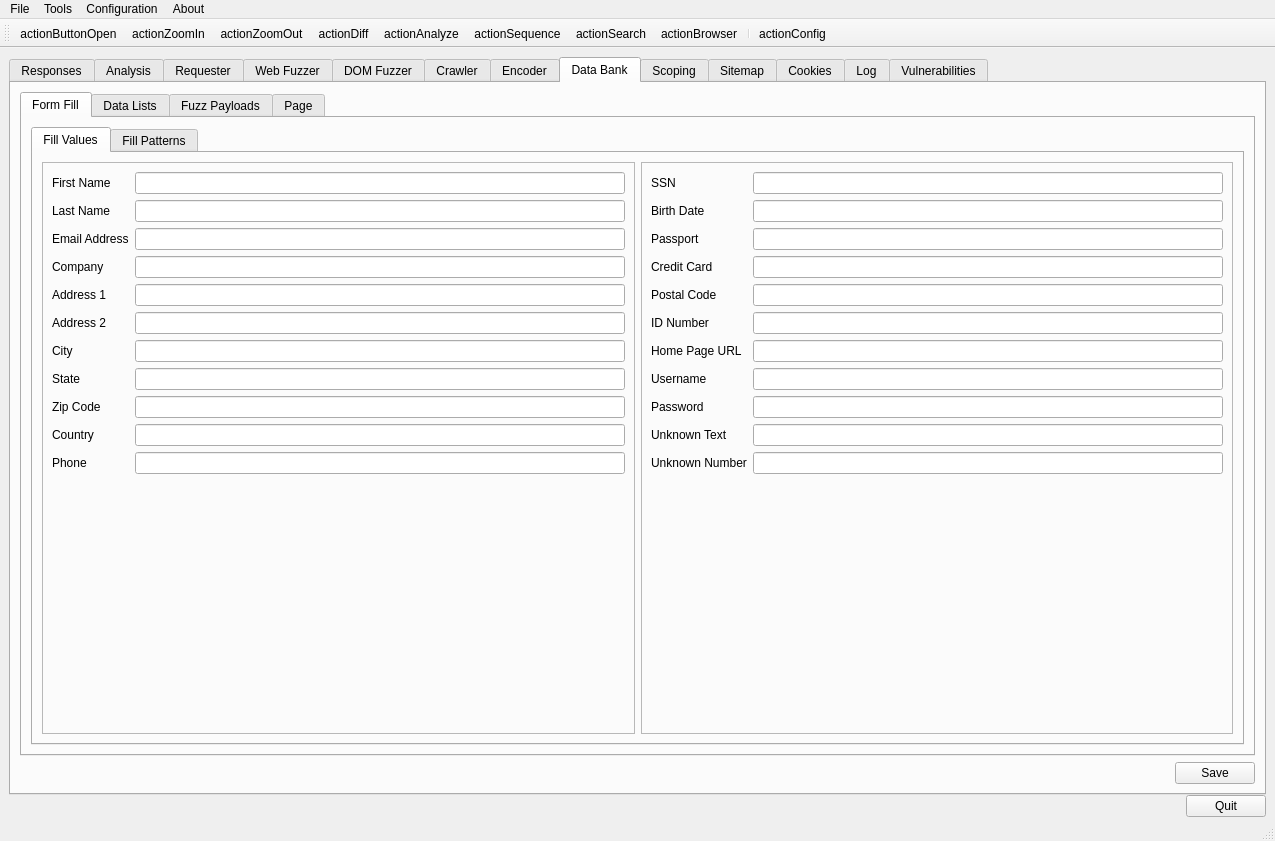
Averroes/raft, file ui/RaftMain.ui: the form before one commit.
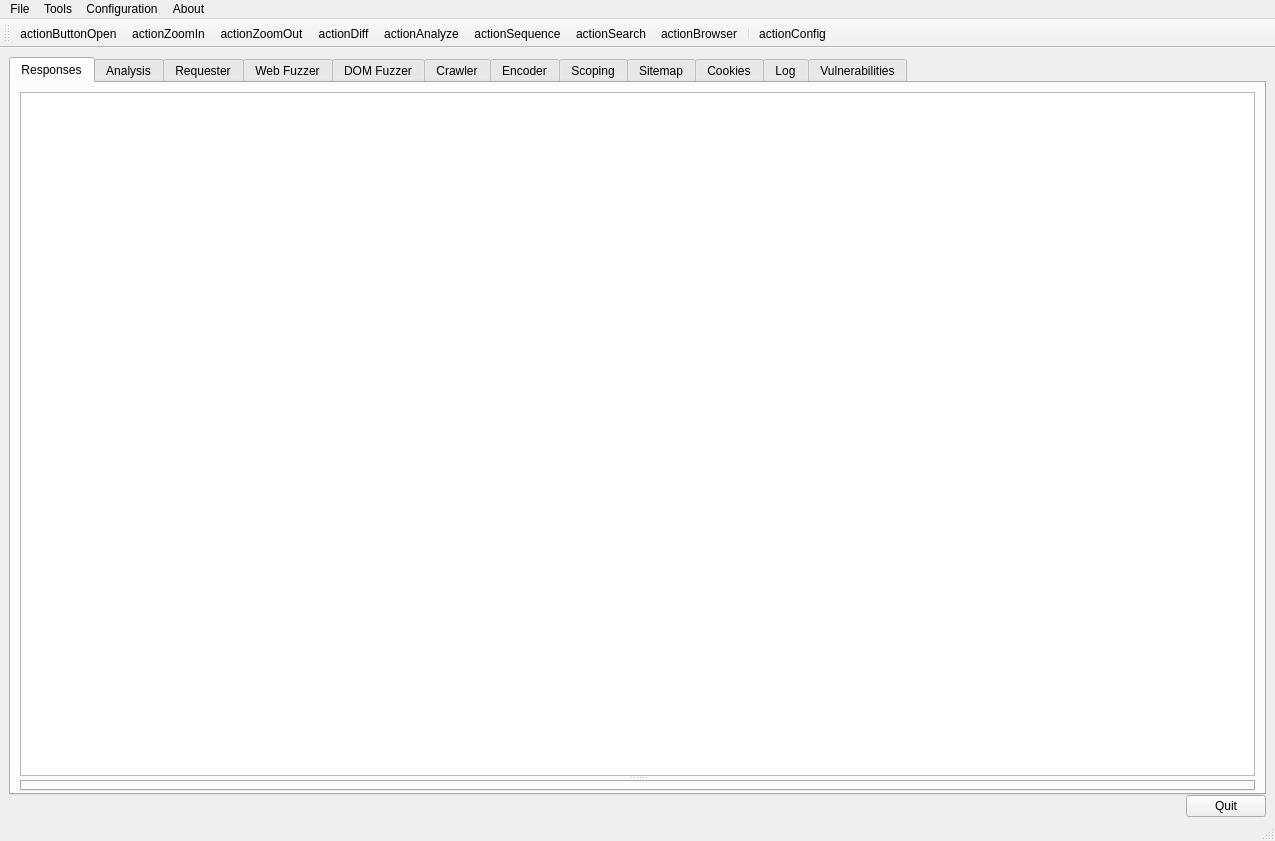
The form after the commit. The open tabs and pages were chosen to show the change. Icons and pictures are not drawn.

Commit message: Moved DataBank to Config dialog

Diff of the .ui file:
```diff
--- a/ui/RaftMain.ui
+++ b/ui/RaftMain.ui
@@ -1989,602 +1989,6 @@
         </item>
        </layout>
       </widget>
-      <widget class="QWidget" name="tabMainDataBank">
-       <attribute name="title">
-        <string>Data Bank</string>
-       </attribute>
-       <layout class="QVBoxLayout" name="verticalLayout_33">
-        <item>
-         <widget class="QTabWidget" name="tabDataBank">
-          <property name="currentIndex">
-           <number>0</number>
-          </property>
-          <widget class="QWidget" name="tabDataBankFormFill">
-           <attribute name="title">
-            <string>Form Fill</string>
-           </attribute>
-           <layout class="QVBoxLayout" name="verticalLayout_34">
-            <item>
-             <widget class="QTabWidget" name="tabWidgetDataBankFormFill">
-              <property name="currentIndex">
-               <number>0</number>
-              </property>
-              <widget class="QWidget" name="tabDataBankFormFillValues">
-               <attribute name="title">
-                <string>Fill Values</string>
-               </attribute>
-               <layout class="QGridLayout" name="gridLayout">
-                <item row="0" column="0">
-                 <widget class="QFrame" name="frame_8">
-                  <property name="frameShape">
-                   <enum>QFrame::StyledPanel</enum>
-                  </property>
-                  <property name="frameShadow">
-                   <enum>QFrame::Raised</enum>
-                  </property>
-                  <layout class="QFormLayout" name="formLayout_4">
-                   <item row="0" column="0">
-                    <widget class="QLabel" name="label_21">
-                     <property name="text">
-                      <string>First Name</string>
-                     </property>
-                    </widget>
-                   </item>
-                   <item row="0" column="1">
-                    <widget class="QLineEdit" name="formFillFirstNameEdit"/>
-                   </item>
-                   <item row="1" column="0">
-                    <widget class="QLabel" name="label_22">
-                     <property name="text">
-                      <string>Last Name</string>
-                     </property>
-                    </widget>
-                   </item>
-                   <item row="1" column="1">
-                    <widget class="QLineEdit" name="formFillLastNameEdit"/>
-                   </item>
-                   <item row="2" column="0">
-                    <widget class="QLabel" name="label_23">
-                     <property name="text">
-                      <string>Email Address</string>
-                     </property>
-                    </widget>
-                   </item>
-                   <item row="2" column="1">
-                    <widget class="QLineEdit" name="formFillEmailAddressEdit"/>
-                   </item>
-                   <item row="3" column="0">
-                    <widget class="QLabel" name="label_24">
-                     <property name="text">
-                      <string>Company</string>
-                     </property>
-                    </widget>
-                   </item>
-                   <item row="3" column="1">
-                    <widget class="QLineEdit" name="formFillCompanyEdit"/>
-                   </item>
-                   <item row="4" column="0">
-                    <widget class="QLabel" name="label_25">
-                     <property name="text">
-                      <string>Address 1</string>
-                     </property>
-                    </widget>
-                   </item>
-                   <item row="4" column="1">
-                    <widget class="QLineEdit" name="formFillAddress1Edit"/>
-                   </item>
-                   <item row="5" column="0">
-                    <widget class="QLabel" name="label_26">
-                     <property name="text">
-                      <string>Address 2</string>
-                     </property>
-                    </widget>
-                   </item>
-                   <item row="5" column="1">
-                    <widget class="QLineEdit" name="formFillAddress2Edit"/>
-                   </item>
-                   <item row="6" column="0">
-                    <widget class="QLabel" name="label_27">
-                     <property name="text">
-                      <string>City</string>
-                     </property>
-                    </widget>
-                   </item>
-                   <item row="6" column="1">
-                    <widget class="QLineEdit" name="formFillCityEdit"/>
-                   </item>
-                   <item row="7" column="0">
-                    <widget class="QLabel" name="label_28">
-                     <property name="text">
-                      <string>State</string>
-                     </property>
-                    </widget>
-                   </item>
-                   <item row="7" column="1">
-                    <widget class="QLineEdit" name="formFillStateEdit"/>
-                   </item>
-                   <item row="8" column="0">
-                    <widget class="QLabel" name="label_29">
-                     <property name="text">
-                      <string>Zip Code</string>
-                     </property>
-                    </widget>
-                   </item>
-                   <item row="8" column="1">
-                    <widget class="QLineEdit" name="formFillZipCodeEdit"/>
-                   </item>
-                   <item row="9" column="0">
-                    <widget class="QLabel" name="label_30">
-                     <property name="text">
-                      <string>Country</string>
-                     </property>
-                    </widget>
-                   </item>
-                   <item row="9" column="1">
-                    <widget class="QLineEdit" name="formFillCountryEdit"/>
-                   </item>
-                   <item row="10" column="0">
-                    <widget class="QLabel" name="label_31">
-                     <property name="text">
-                      <string>Phone</string>
-                     </property>
-                    </widget>
-                   </item>
-                   <item row="10" column="1">
-                    <widget class="QLineEdit" name="formFillPhoneEdit"/>
-                   </item>
-                  </layout>
-                 </widget>
-                </item>
-                <item row="0" column="1">
-                 <widget class="QFrame" name="frame_9">
-                  <property name="frameShape">
-                   <enum>QFrame::StyledPanel</enum>
-                  </property>
-                  <property name="frameShadow">
-                   <enum>QFrame::Raised</enum>
-                  </property>
-                  <layout class="QFormLayout" name="formLayout_5">
-                   <item row="0" column="0">
-                    <widget class="QLabel" name="label_32">
-                     <property name="text">
-                      <string>SSN</string>
-                     </property>
-                    </widget>
-                   </item>
-                   <item row="0" column="1">
-                    <widget class="QLineEdit" name="formFillSSNEdit"/>
-                   </item>
-                   <item row="1" column="0">
-                    <widget class="QLabel" name="label_33">
-                     <property name="text">
-                      <string>Birth Date</string>
-                     </property>
-                    </widget>
-                   </item>
-                   <item row="1" column="1">
-                    <widget class="QLineEdit" name="formFillBirthDateEdit"/>
-                   </item>
-                   <item row="2" column="0">
-                    <widget class="QLabel" name="label_34">
-                     <property name="text">
-                      <string>Passport</string>
-                     </property>
-                    </widget>
-                   </item>
-                   <item row="2" column="1">
-                    <widget class="QLineEdit" name="formFillPassportEdit"/>
-                   </item>
-                   <item row="3" column="0">
-                    <widget class="QLabel" name="label_35">
-                     <property name="text">
-                      <string>Credit Card</string>
-                     </property>
-                    </widget>
-                   </item>
-                   <item row="3" column="1">
-                    <widget class="QLineEdit" name="formFillCreditCardEdit"/>
-                   </item>
-                   <item row="4" column="0">
-                    <widget class="QLabel" name="label_36">
-                     <property name="text">
-                      <string>Postal Code</string>
-                     </property>
-                    </widget>
-                   </item>
-                   <item row="4" column="1">
-                    <widget class="QLineEdit" name="formFillPostalCodeEdit"/>
-                   </item>
-                   <item row="5" column="0">
-                    <widget class="QLabel" name="label_37">
-                     <property name="text">
-                      <string>ID Number</string>
-                     </property>
-                    </widget>
-                   </item>
-                   <item row="5" column="1">
-                    <widget class="QLineEdit" name="formFillIDNumberEdit"/>
-                   </item>
-                   <item row="6" column="0">
-                    <widget class="QLabel" name="label_38">
-                     <property name="text">
-                      <string>Home Page URL</string>
-                     </property>
-                    </widget>
-                   </item>
-                   <item row="6" column="1">
-                    <widget class="QLineEdit" name="formFillHomePageUrlEdit"/>
-                   </item>
-                   <item row="7" column="0">
-                    <widget class="QLabel" name="label_39">
-                     <property name="text">
-                      <string>Username</string>
-                     </property>
-                    </widget>
-                   </item>
-                   <item row="7" column="1">
-                    <widget class="QLineEdit" name="formFillUsernameEdit"/>
-                   </item>
-                   <item row="8" column="0">
-                    <widget class="QLabel" name="label_40">
-                     <property name="text">
-                      <string>Password</string>
-                     </property>
-                    </widget>
-                   </item>
-                   <item row="8" column="1">
-                    <widget class="QLineEdit" name="formFillPasswordEdit"/>
-                   </item>
-                   <item row="9" column="0">
-                    <widget class="QLabel" name="label_41">
-                     <property name="text">
-                      <string>Unknown Text</string>
-                     </property>
-                    </widget>
-                   </item>
-                   <item row="9" column="1">
-                    <widget class="QLineEdit" name="formFillUnknownTextEdit"/>
-                   </item>
-                   <item row="10" column="0">
-                    <widget class="QLabel" name="label_42">
-                     <property name="text">
-                      <string>Unknown Number</string>
-                     </property>
-                    </widget>
-                   </item>
-                   <item row="10" column="1">
-                    <widget class="QLineEdit" name="formFillUnknownNumberEdit"/>
-                   </item>
-                  </layout>
-                 </widget>
-                </item>
-               </layout>
-              </widget>
-              <widget class="QWidget" name="tabDataBankFormFillPatterns">
-               <attribute name="title">
-                <string>Fill Patterns</string>
-               </attribute>
-               <layout class="QGridLayout" name="gridLayout_fillpatterns">
-                <item row="0" column="0">
-                 <widget class="QFrame" name="frame_8_fillpatterns">
-                  <property name="frameShape">
-                   <enum>QFrame::StyledPanel</enum>
-                  </property>
-                  <property name="frameShadow">
-                   <enum>QFrame::Raised</enum>
-                  </property>
-                  <layout class="QFormLayout" name="formLayout_4_fillpatterns">
-                   <item row="0" column="0">
-                    <widget class="QLabel" name="label_fillpatterns_21">
-                     <property name="text">
-                      <string>First Name</string>
-                     </property>
-                    </widget>
-                   </item>
-                   <item row="0" column="1">
-                    <widget class="QLineEdit" name="formFillFirstNamePattern"/>
-                   </item>
-                   <item row="1" column="0">
-                    <widget class="QLabel" name="label_fillpatterns_22">
-                     <property name="text">
-                      <string>Last Name</string>
-                     </property>
-                    </widget>
-                   </item>
-                   <item row="1" column="1">
-                    <widget class="QLineEdit" name="formFillLastNamePattern"/>
-                   </item>
-                   <item row="2" column="0">
-                    <widget class="QLabel" name="label_fillpatterns_23">
-                     <property name="text">
-                      <string>Email Address</string>
-                     </property>
-                    </widget>
-                   </item>
-                   <item row="2" column="1">
-                    <widget class="QLineEdit" name="formFillEmailAddressPattern"/>
-                   </item>
-                   <item row="3" column="0">
-                    <widget class="QLabel" name="label_fillpatterns_24">
-                     <property name="text">
-                      <string>Company</string>
-                     </property>
-                    </widget>
-                   </item>
-                   <item row="3" column="1">
-                    <widget class="QLineEdit" name="formFillCompanyPattern"/>
-                   </item>
-                   <item row="4" column="0">
-                    <widget class="QLabel" name="label_fillpatterns_25">
-                     <property name="text">
-                      <string>Address 1</string>
-                     </property>
-                    </widget>
-                   </item>
-                   <item row="4" column="1">
-                    <widget class="QLineEdit" name="formFillAddress1Pattern"/>
-                   </item>
-                   <item row="5" column="0">
-                    <widget class="QLabel" name="label_fillpatterns_26">
-                     <property name="text">
-                      <string>Address 2</string>
-                     </property>
-                    </widget>
-                   </item>
-                   <item row="5" column="1">
-                    <widget class="QLineEdit" name="formFillAddress2Pattern"/>
-                   </item>
-                   <item row="6" column="0">
-                    <widget class="QLabel" name="label_fillpatterns_27">
-                     <property name="text">
-                      <string>City</string>
-                     </property>
-                    </widget>
-                   </item>
-                   <item row="6" column="1">
-                    <widget class="QLineEdit" name="formFillCityPattern"/>
-                   </item>
-                   <item row="7" column="0">
-                    <widget class="QLabel" name="label_fillpatterns_28">
-                     <property name="text">
-                      <string>State</string>
-                     </property>
-                    </widget>
-                   </item>
-                   <item row="7" column="1">
-                    <widget class="QLineEdit" name="formFillStatePattern"/>
-                   </item>
-                   <item row="8" column="0">
-                    <widget class="QLabel" name="label_fillpatterns_29">
-                     <property name="text">
-                      <string>Zip Code</string>
-                     </property>
-                    </widget>
-                   </item>
-                   <item row="8" column="1">
-                    <widget class="QLineEdit" name="formFillZipCodePattern"/>
-                   </item>
-                   <item row="9" column="0">
-                    <widget class="QLabel" name="label_fillpatterns_30">
-                     <property name="text">
-                      <string>Country</string>
-                     </property>
-                    </widget>
-                   </item>
-                   <item row="9" column="1">
-                    <widget class="QLineEdit" name="formFillCountryPattern"/>
-                   </item>
-                   <item row="10" column="0">
-                    <widget class="QLabel" name="label_fillpatterns_31">
-                     <property name="text">
-                      <string>Phone</string>
-                     </property>
-                    </widget>
-                   </item>
-                   <item row="10" column="1">
-                    <widget class="QLineEdit" name="formFillPhonePattern"/>
-                   </item>
-                  </layout>
-                 </widget>
-                </item>
-                <item row="0" column="1">
-                 <widget class="QFrame" name="frame_9">
-                  <property name="frameShape">
-                   <enum>QFrame::StyledPanel</enum>
-                  </property>
-                  <property name="frameShadow">
-                   <enum>QFrame::Raised</enum>
-                  </property>
-                  <layout class="QFormLayout" name="formLayout_5_fillpatterns">
-                   <property name="fieldGrowthPolicy">
-                    <enum>QFormLayout::FieldsStayAtSizeHint</enum>
-                   </property>
-                   <item row="0" column="0">
-                    <widget class="QLabel" name="label_fillpatterns_32">
-                     <property name="text">
-                      <string>SSN</string>
-                     </property>
-                    </widget>
-                   </item>
-                   <item row="0" column="1">
-                    <widget class="QLineEdit" name="formFillSSNPattern"/>
-                   </item>
-                   <item row="1" column="0">
-                    <widget class="QLabel" name="label_fillpatterns_33">
-                     <property name="text">
-                      <string>Birth Date</string>
-                     </property>
-                    </widget>
-                   </item>
-                   <item row="1" column="1">
-                    <widget class="QLineEdit" name="formFillBirthDatePattern"/>
-                   </item>
-                   <item row="2" column="0">
-                    <widget class="QLabel" name="label_fillpatterns_34">
-                     <property name="text">
-                      <string>Passport</string>
-                     </property>
-                    </widget>
-                   </item>
-                   <item row="2" column="1">
-                    <widget class="QLineEdit" name="formFillPassportPattern"/>
-                   </item>
-                   <item row="3" column="0">
-                    <widget class="QLabel" name="label_fillpatterns_35">
-                     <property name="text">
-                      <string>Credit Card</string>
-                     </property>
-                    </widget>
-                   </item>
-                   <item row="3" column="1">
-                    <widget class="QLineEdit" name="formFillCreditCardPattern"/>
-                   </item>
-                   <item row="4" column="0">
-                    <widget class="QLabel" name="label_fillpatterns_36">
-                     <property name="text">
-                      <string>Postal Code</string>
-                     </property>
-                    </widget>
-                   </item>
-                   <item row="4" column="1">
-                    <widget class="QLineEdit" name="formFillPostalCodePattern"/>
-                   </item>
-                   <item row="5" column="0">
-                    <widget class="QLabel" name="label_fillpatterns_37">
-                     <property name="text">
-                      <string>ID Number</string>
-                     </property>
-                    </widget>
-                   </item>
-                   <item row="5" column="1">
-                    <widget class="QLineEdit" name="formFillIDNumberPattern"/>
-                   </item>
-                   <item row="6" column="0">
-                    <widget class="QLabel" name="label_fillpatterns_38">
-                     <property name="text">
-                      <string>Home Page URL</string>
-                     </property>
-                    </widget>
-                   </item>
-                   <item row="6" column="1">
-                    <widget class="QLineEdit" name="formFillHomePageUrlPattern"/>
-                   </item>
-                   <item row="7" column="0">
-                    <widget class="QLabel" name="label_fillpatterns_39">
-                     <property name="text">
-                      <string>Username</string>
-                     </property>
-                    </widget>
-                   </item>
-                   <item row="7" column="1">
-                    <widget class="QLineEdit" name="formFillUsernamePattern"/>
-                   </item>
-                   <item row="8" column="0">
-                    <widget class="QLabel" name="label_fillpatterns_40">
-                     <property name="text">
-                      <string>Password</string>
-                     </property>
-                    </widget>
-                   </item>
-                   <item row="8" column="1">
-                    <widget class="QLineEdit" name="formFillPasswordPattern"/>
-                   </item>
-                   <item row="9" column="0">
-                    <widget class="QLabel" name="label_43">
-                     <property name="text">
-                      <string>Full Name</string>
-                     </property>
-                    </widget>
-                   </item>
-                   <item row="9" column="1">
-                    <widget class="QLineEdit" name="formFillFullNamePattern"/>
-                   </item>
-                  </layout>
-                 </widget>
-                </item>
-               </layout>
-              </widget>
-             </widget>
-            </item>
-           </layout>
-          </widget>
-          <widget class="QWidget" name="tabDataBankDataLists">
-           <attribute name="title">
-            <string>Data Lists</string>
-           </attribute>
-          </widget>
-          <widget class="QWidget" name="tabDataBankFuzzPayloads">
-           <attribute name="title">
-            <string>Fuzz Payloads</string>
-           </attribute>
-           <layout class="QVBoxLayout" name="verticalLayout_61">
-            <item>
-             <widget class="QSplitter" name="splitter_14">
-              <property name="orientation">
-               <enum>Qt::Horizontal</enum>
-              </property>
-              <widget class="QWidget" name="verticalLayoutWidget">
-               <layout class="QVBoxLayout" name="verticalLayout_60">
-                <item>
-                 <widget class="QComboBox" name="dbankPayloadsBox"/>
-                </item>
-                <item>
-                 <spacer name="verticalSpacer_2">
-                  <property name="orientation">
-                   <enum>Qt::Vertical</enum>
-                  </property>
-                  <property name="sizeHint" stdset="0">
-                   <size>
-                    <width>20</width>
-                    <height>40</height>
-                   </size>
-                  </property>
-                 </spacer>
-                </item>
-               </layout>
-              </widget>
-              <widget class="QPlainTextEdit" name="dbankFuzzValuesEdit">
-               <property name="readOnly">
-                <bool>true</bool>
-               </property>
-              </widget>
-             </widget>
-            </item>
-           </layout>
-          </widget>
-          <widget class="QWidget" name="tab_5">
-           <attribute name="title">
-            <string>Page</string>
-           </attribute>
-          </widget>
-         </widget>
-        </item>
-        <item>
-         <layout class="QHBoxLayout" name="horizontalLayout_6">
-          <item>
-           <spacer name="horizontalSpacer_8">
-            <property name="orientation">
-             <enum>Qt::Horizontal</enum>
-            </property>
-            <property name="sizeHint" stdset="0">
-             <size>
-              <width>40</width>
-              <height>20</height>
-             </size>
-            </property>
-           </spacer>
-          </item>
-          <item>
-           <widget class="QPushButton" name="pushButtonDataBankSave">
-            <property name="text">
-             <string>Save</string>
-            </property>
-           </widget>
-          </item>
-         </layout>
-        </item>
-       </layout>
-      </widget>
       <widget class="QWidget" name="tabMainScoping">
        <property name="layoutDirection">
         <enum>Qt::LeftToRight</enum>
```
The commit also changes 6 other files.
